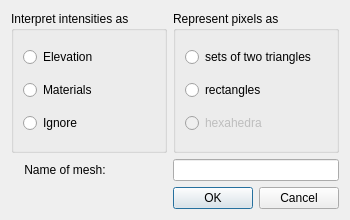
Qt form Applications/DataExplorer/VtkVis/MeshFromRaster.ui (ufz/ogs) before a commit.
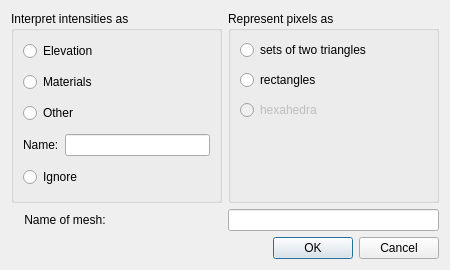
The same form after that commit.

Commit message: restructured img to mesh conversion, added distinction between materials and double vectors

The edit to the form file:
```diff
--- a/Applications/DataExplorer/VtkVis/MeshFromRaster.ui
+++ b/Applications/DataExplorer/VtkVis/MeshFromRaster.ui
@@ -6,10 +6,22 @@
    <rect>
     <x>0</x>
     <y>0</y>
-    <width>350</width>
-    <height>220</height>
+    <width>450</width>
+    <height>270</height>
    </rect>
   </property>
+  <property name="minimumSize">
+   <size>
+    <width>450</width>
+    <height>270</height>
+   </size>
+  </property>
+  <property name="maximumSize">
+   <size>
+    <width>450</width>
+    <height>270</height>
+   </size>
+  </property>
   <property name="windowTitle">
    <string>Create mesh from raster...</string>
   </property>
@@ -29,37 +41,76 @@
      <property name="title">
       <string>Interpret intensities as</string>
      </property>
-     <layout class="QVBoxLayout" name="verticalLayout">
-      <item>
+     <layout class="QGridLayout" name="gridLayout_2">
+      <property name="verticalSpacing">
+       <number>10</number>
+      </property>
+      <item row="4" column="0" colspan="2">
+       <widget class="QRadioButton" name="ignoreButton">
+        <property name="text">
+         <string>Ignore</string>
+        </property>
+       </widget>
+      </item>
+      <item row="2" column="0" colspan="2">
+       <widget class="QRadioButton" name="otherButton">
+        <property name="text">
+         <string>Other</string>
+        </property>
+       </widget>
+      </item>
+      <item row="3" column="1">
+       <widget class="QLineEdit" name="arrayNameEdit"/>
+      </item>
+      <item row="0" column="0" colspan="2">
        <widget class="QRadioButton" name="elevationButton">
         <property name="text">
          <string>Elevation</string>
         </property>
        </widget>
       </item>
-      <item>
+      <item row="3" column="0">
+       <widget class="QLabel" name="arrayNameLabel">
+        <property name="text">
+         <string>Name:</string>
+        </property>
+       </widget>
+      </item>
+      <item row="1" column="0" colspan="2">
        <widget class="QRadioButton" name="materialButton">
         <property name="text">
          <string>Materials</string>
         </property>
        </widget>
       </item>
-      <item>
-       <widget class="QRadioButton" name="ignoreButton">
-        <property name="text">
-         <string>Ignore</string>
-        </property>
-       </widget>
-      </item>
      </layout>
     </widget>
    </item>
+   <item row="1" column="0">
+    <widget class="QLabel" name="mshNameLabel">
+     <property name="layoutDirection">
+      <enum>Qt::LeftToRight</enum>
+     </property>
+     <property name="text">
+      <string>    Name of mesh:</string>
+     </property>
+     <property name="alignment">
+      <set>Qt::AlignLeading|Qt::AlignLeft|Qt::AlignVCenter</set>
+     </property>
+    </widget>
+   </item>
+   <item row="1" column="1">
+    <widget class="QLineEdit" name="mshNameEdit"/>
+   </item>
    <item row="0" column="1">
     <widget class="QGroupBox" name="elementTypeGroupBox">
      <property name="title">
       <string>Represent pixels as</string>
      </property>
      <layout class="QVBoxLayout" name="verticalLayout_2">
+      <property name="spacing">
+       <number>10</number>
+      </property>
       <item>
        <widget class="QRadioButton" name="triButton">
         <property name="text">
@@ -84,38 +135,22 @@
         </property>
        </widget>
       </item>
+      <item>
+       <spacer name="verticalSpacer">
+        <property name="orientation">
+         <enum>Qt::Vertical</enum>
+        </property>
+        <property name="sizeHint" stdset="0">
+         <size>
+          <width>20</width>
+          <height>40</height>
+         </size>
+        </property>
+       </spacer>
+      </item>
      </layout>
     </widget>
    </item>
-   <item row="2" column="0">
-    <spacer name="horizontalSpacer">
-     <property name="orientation">
-      <enum>Qt::Horizontal</enum>
-     </property>
-     <property name="sizeHint" stdset="0">
-      <size>
-       <width>40</width>
-       <height>20</height>
-      </size>
-     </property>
-    </spacer>
-   </item>
-   <item row="1" column="0">
-    <widget class="QLabel" name="mshNameLabel">
-     <property name="layoutDirection">
-      <enum>Qt::LeftToRight</enum>
-     </property>
-     <property name="text">
-      <string>    Name of mesh:</string>
-     </property>
-     <property name="alignment">
-      <set>Qt::AlignLeading|Qt::AlignLeft|Qt::AlignVCenter</set>
-     </property>
-    </widget>
-   </item>
-   <item row="1" column="1">
-    <widget class="QLineEdit" name="mshNameEdit"/>
-   </item>
   </layout>
  </widget>
  <resources/>
```
Left out of the diff: 12 changed lines with no effect on the pictures. The commit also changes 5 other files.
